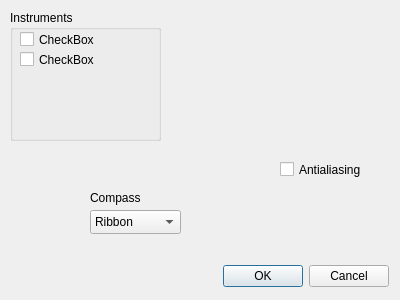
Above: src/ui/hud2/HUD2Dialog.ui from mavlink/qgroundcontrol before the change. Below: the same form after it.
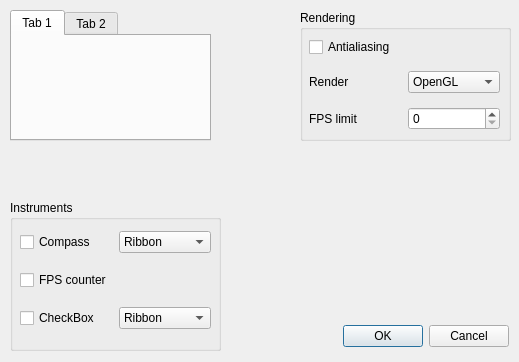
That is the form after the change.

```diff
--- a/src/ui/hud2/HUD2Dialog.ui
+++ b/src/ui/hud2/HUD2Dialog.ui
@@ -6,70 +6,102 @@
    <rect>
     <x>0</x>
     <y>0</y>
-    <width>400</width>
-    <height>300</height>
+    <width>519</width>
+    <height>362</height>
    </rect>
   </property>
   <property name="windowTitle">
    <string>Dialog</string>
   </property>
-  <widget class="QCheckBox" name="AAcheckBox">
-   <property name="geometry">
-    <rect>
-     <x>280</x>
-     <y>160</y>
-     <width>101</width>
-     <height>19</height>
-    </rect>
-   </property>
-   <property name="text">
-    <string>Antialiasing</string>
-   </property>
-  </widget>
   <widget class="QGroupBox" name="groupBox">
    <property name="geometry">
     <rect>
      <x>10</x>
-     <y>10</y>
-     <width>151</width>
-     <height>131</height>
+     <y>200</y>
+     <width>211</width>
+     <height>151</height>
     </rect>
    </property>
    <property name="title">
     <string>Instruments</string>
    </property>
-   <widget class="QCheckBox" name="checkBox">
+   <widget class="QWidget" name="gridLayoutWidget">
     <property name="geometry">
      <rect>
       <x>10</x>
       <y>20</y>
-      <width>79</width>
-      <height>19</height>
+      <width>191</width>
+      <height>121</height>
      </rect>
     </property>
-    <property name="text">
-     <string>CheckBox</string>
-    </property>
-   </widget>
-   <widget class="QCheckBox" name="checkBox_2">
-    <property name="geometry">
-     <rect>
-      <x>10</x>
-      <y>40</y>
-      <width>79</width>
-      <height>19</height>
-     </rect>
-    </property>
-    <property name="text">
-     <string>CheckBox</string>
-    </property>
+    <layout class="QGridLayout" name="gridLayout">
+     <item row="2" column="1">
+      <widget class="QComboBox" name="comboBox_6">
+       <item>
+        <property name="text">
+         <string>Ribbon</string>
+        </property>
+       </item>
+       <item>
+        <property name="text">
+         <string>Number</string>
+        </property>
+       </item>
+       <item>
+        <property name="text">
+         <string>Both</string>
+        </property>
+       </item>
+      </widget>
+     </item>
+     <item row="0" column="1">
+      <widget class="QComboBox" name="comboBox">
+       <item>
+        <property name="text">
+         <string>Ribbon</string>
+        </property>
+       </item>
+       <item>
+        <property name="text">
+         <string>Number</string>
+        </property>
+       </item>
+       <item>
+        <property name="text">
+         <string>Both</string>
+        </property>
+       </item>
+      </widget>
+     </item>
+     <item row="0" column="0">
+      <widget class="QCheckBox" name="checkBox">
+       <property name="text">
+        <string>Compass</string>
+       </property>
+      </widget>
+     </item>
+     <item row="1" column="0">
+      <widget class="QCheckBox" name="checkBox_2">
+       <property name="text">
+        <string>FPS counter</string>
+       </property>
+      </widget>
+     </item>
+     <item row="2" column="0">
+      <widget class="QCheckBox" name="checkBox_3">
+       <property name="text">
+        <string>CheckBox</string>
+       </property>
+      </widget>
+     </item>
+    </layout>
    </widget>
   </widget>
   <widget class="QDialogButtonBox" name="buttonBox">
    <property name="geometry">
     <rect>
-     <x>10</x>
-     <y>260</y>
+     <x>130</x>
+     <y>320</y>
      <width>379</width>
      <height>33</height>
     </rect>
@@ -81,43 +113,96 @@
     <set>QDialogButtonBox::Cancel|QDialogButtonBox::Ok</set>
    </property>
   </widget>
-  <widget class="QComboBox" name="comboBox">
+  <widget class="QGroupBox" name="groupBox_2">
    <property name="geometry">
     <rect>
-     <x>90</x>
-     <y>210</y>
-     <width>91</width>
-     <height>24</height>
+     <x>300</x>
+     <y>10</y>
+     <width>211</width>
+     <height>131</height>
     </rect>
    </property>
-   <item>
-    <property name="text">
-     <string>Ribbon</string>
+   <property name="title">
+    <string>Rendering</string>
+   </property>
+   <widget class="QWidget" name="gridLayoutWidget_2">
+    <property name="geometry">
+     <rect>
+      <x>9</x>
+      <y>19</y>
+      <width>191</width>
+      <height>111</height>
+     </rect>
     </property>
-   </item>
-   <item>
-    <property name="text">
-     <string>Number</string>
-    </property>
-   </item>
-   <item>
-    <property name="text">
-     <string>Both</string>
-    </property>
-   </item>
+    <layout class="QGridLayout" name="gridLayout_3">
+     <item row="1" column="0">
+      <widget class="QLabel" name="label_7">
+       <property name="text">
+        <string>Render</string>
+       </property>
+      </widget>
+     </item>
+     <item row="2" column="0">
+      <widget class="QLabel" name="label_2">
+       <property name="text">
+        <string>FPS limit</string>
+       </property>
+      </widget>
+     </item>
+     <item row="1" column="1">
+      <widget class="QComboBox" name="comboBox_2">
+       <item>
+        <property name="text">
+         <string>OpenGL</string>
+        </property>
+       </item>
+       <item>
+        <property name="text">
+         <string>Native</string>
+        </property>
+       </item>
+       <item>
+        <property name="text">
+         <string>Offscrean</string>
+        </property>
+       </item>
+      </widget>
+     </item>
+     <item row="2" column="1">
+      <widget class="QSpinBox" name="spinBox"/>
+     </item>
+     <item row="0" column="0">
+      <widget class="QCheckBox" name="AAcheckBox">
+       <property name="text">
+        <string>Antialiasing</string>
+       </property>
+      </widget>
+     </item>
+    </layout>
+   </widget>
   </widget>
-  <widget class="QLabel" name="label">
+  <widget class="QTabWidget" name="tabWidget">
    <property name="geometry">
     <rect>
-     <x>90</x>
-     <y>190</y>
-     <width>91</width>
-     <height>16</height>
+     <x>10</x>
+     <y>10</y>
+     <width>201</width>
+     <height>131</height>
     </rect>
    </property>
-   <property name="text">
-    <string>Compass</string>
+   <property name="currentIndex">
+    <number>0</number>
    </property>
+   <widget class="QWidget" name="tab">
+    <attribute name="title">
+     <string>Tab 1</string>
+    </attribute>
+   </widget>
+   <widget class="QWidget" name="tab_2">
+    <attribute name="title">
+     <string>Tab 2</string>
+    </attribute>
+   </widget>
   </widget>
  </widget>
  <resources/>
```
